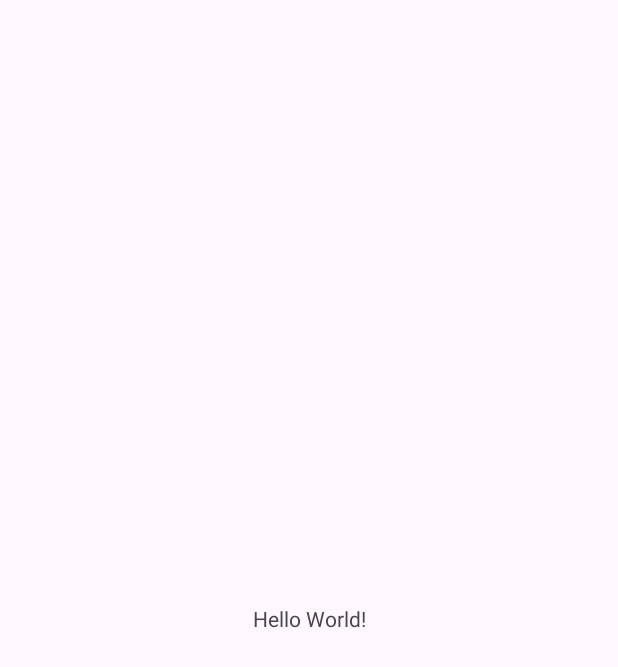
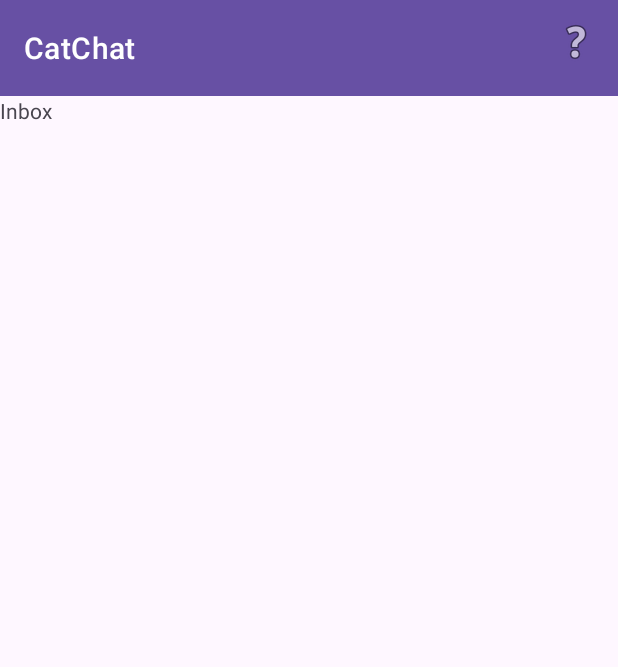
Before and after one commit to brd2002/CatChat, an Android app: the screen it shows after launch (MainActivity), on a phone screen of 412 x 824 dp. Before the commit the part shown is almost empty. Shown: the top 667 px of the screen. Run offline under Robolectric (Android 15) with nearby library versions, the phone set to English and light mode, and no system bars; our stand-ins replace navigation-ui.

```diff
--- a/app/build.gradle.kts
+++ b/app/build.gradle.kts
@@ -41,7 +41,10 @@ dependencies {
     implementation("androidx.appcompat:appcompat:1.6.1")
     implementation("com.google.android.material:material:1.11.0")
     implementation("androidx.constraintlayout:constraintlayout:2.1.4")
+    implementation("androidx.navigation:navigation-fragment-ktx:2.7.7")
+    implementation("androidx.navigation:navigation-ui-ktx:2.7.7")
     testImplementation("junit:junit:4.13.2")
     androidTestImplementation("androidx.test.ext:junit:1.1.5")
     androidTestImplementation("androidx.test.espresso:espresso-core:3.5.1")
+    implementation ("com.google.android.material:material:1.4.0")
 }
--- /dev/null
+++ b/app/src/main/java/com/example/catchat/HelpFragment.kt
@@ -0,0 +1,25 @@
+package com.example.catchat
+
+import android.os.Bundle
+import androidx.fragment.app.Fragment
+import android.view.LayoutInflater
+import android.view.View
+import android.view.ViewGroup
+
+
+/**
+ * A simple [Fragment] subclass.
+ * Use the [HelpFragment.newInstance] factory method to
+ * create an instance of this fragment.
+ */
+class HelpFragment : Fragment() {
+
+    override fun onCreateView(
+        inflater: LayoutInflater, container: ViewGroup?,
+        savedInstanceState: Bundle?
+    ): View? {
+        // Inflate the layout for this fragment
+        return inflater.inflate(R.layout.fragment_help, container, false)
+    }
+
+}
--- /dev/null
+++ b/app/src/main/java/com/example/catchat/InboxFragment.kt
@@ -0,0 +1,26 @@
+package com.example.catchat
+
+import android.os.Bundle
+import androidx.fragment.app.Fragment
+import android.view.LayoutInflater
+import android.view.View
+import android.view.ViewGroup
+
+
+/**
+ * A simple [Fragment] subclass.
+ * Use the [InboxFragment.newInstance] factory method to
+ * create an instance of this fragment.
+ */
+class InboxFragment : Fragment() {
+
+
+    override fun onCreateView(
+        inflater: LayoutInflater, container: ViewGroup?,
+        savedInstanceState: Bundle?
+    ): View? {
+        // Inflate the layout for this fragment
+        return inflater.inflate(R.layout.fragment_inbox, container, false)
+    }
+
+}
--- a/app/src/main/java/com/example/catchat/MainActivity.kt
+++ b/app/src/main/java/com/example/catchat/MainActivity.kt
@@ -2,10 +2,39 @@ package com.example.catchat
 
 import androidx.appcompat.app.AppCompatActivity
 import android.os.Bundle
+import android.view.Menu
+import android.view.MenuItem
+import androidx.navigation.findNavController
+import androidx.navigation.fragment.NavHostFragment
+import androidx.navigation.ui.AppBarConfiguration
+import androidx.navigation.ui.onNavDestinationSelected
+import androidx.navigation.ui.setupWithNavController
+import com.google.android.material.appbar.MaterialToolbar
+import com.google.android.material.bottomnavigation.BottomNavigationView
 
 class MainActivity : AppCompatActivity() {
     override fun onCreate(savedInstanceState: Bundle?) {
         super.onCreate(savedInstanceState)
         setContentView(R.layout.activity_main)
+        val toolbar = findViewById<MaterialToolbar>(R.id.toolbar)
+        setSupportActionBar(toolbar)
+        val navHostFragment = supportFragmentManager
+            .findFragmentById(R.id.nav_host_fragment) as NavHostFragment
+        val navController = navHostFragment.navController
+        val builder = AppBarConfiguration.Builder(navController.graph)
+        val appBarConfiguration = builder.build()
+        toolbar.setupWithNavController(navController, appBarConfiguration)
+        val bottomNavView = findViewById<BottomNavigationView>(R.id.bottom_nav)
+        bottomNavView.setupWithNavController(navController)
+
+    }
+    override fun onCreateOptionsMenu(menu: Menu): Boolean {
+        menuInflater.inflate(R.menu.menu_toolbar, menu)
+        return super.onCreateOptionsMenu(menu)
+    }
+    override fun onOptionsItemSelected(item: MenuItem): Boolean {
+        val navController = findNavController(R.id.nav_host_fragment)
+        return item.onNavDestinationSelected(navController)
+                || super.onOptionsItemSelected(item)
     }
 }
--- /dev/null
+++ b/app/src/main/java/com/example/catchat/SentItemFragment.kt
@@ -0,0 +1,25 @@
+package com.example.catchat
+
+import android.os.Bundle
+import androidx.fragment.app.Fragment
+import android.view.LayoutInflater
+import android.view.View
+import android.view.ViewGroup
+
+
+/**
+ * A simple [Fragment] subclass.
+ * Use the [SentItemFragment.newInstance] factory method to
+ * create an instance of this fragment.
+ */
+class SentItemFragment : Fragment() {
+
+    override fun onCreateView(
+        inflater: LayoutInflater, container: ViewGroup?,
+        savedInstanceState: Bundle?
+    ): View? {
+        // Inflate the layout for this fragment
+        return inflater.inflate(R.layout.fragment_sent_item, container, false)
+    }
+
+}
--- a/app/src/main/res/layout/activity_main.xml
+++ b/app/src/main/res/layout/activity_main.xml
@@ -1,18 +1,28 @@
 <?xml version="1.0" encoding="utf-8"?>
-<androidx.constraintlayout.widget.ConstraintLayout xmlns:android="http://schemas.android.com/apk/res/android"
+<LinearLayout
+    xmlns:android="http://schemas.android.com/apk/res/android"
     xmlns:app="http://schemas.android.com/apk/res-auto"
     xmlns:tools="http://schemas.android.com/tools"
     android:layout_width="match_parent"
     android:layout_height="match_parent"
+    android:orientation="vertical"
     tools:context=".MainActivity">
+    <com.google.android.material.appbar.MaterialToolbar
+        android:id="@+id/toolbar"
+        android:layout_width="match_parent"
+        android:layout_height="?attr/actionBarSize"
+        style="@style/Widget.MaterialComponents.Toolbar.Primary" />
+    <androidx.fragment.app.FragmentContainerView
+        android:id="@+id/nav_host_fragment"
+        android:name="androidx.navigation.fragment.NavHostFragment"
+        android:layout_width="match_parent"
+        android:layout_height="match_parent"
+        app:defaultNavHost="true"
+        app:navGraph="@navigation/nav_graph" />
+    <com.google.android.material.bottomnavigation.BottomNavigationView
+        android:id="@+id/bottom_nav"
+        android:layout_width="match_parent"
+        android:layout_height="wrap_content"
+        app:menu="@menu/menu_main" />
 
-    <TextView
-        android:layout_width="wrap_content"
-        android:layout_height="wrap_content"
-        android:text="Hello World!"
-        app:layout_constraintBottom_toBottomOf="parent"
-        app:layout_constraintEnd_toEndOf="parent"
-        app:layout_constraintStart_toStartOf="parent"
-        app:layout_constraintTop_toTopOf="parent" />
-
-</androidx.constraintlayout.widget.ConstraintLayout>
+</LinearLayout>
--- /dev/null
+++ b/app/src/main/res/layout/fragment_help.xml
@@ -0,0 +1,13 @@
+<?xml version="1.0" encoding="utf-8"?>
+<FrameLayout xmlns:android="http://schemas.android.com/apk/res/android"
+    xmlns:tools="http://schemas.android.com/tools"
+    android:layout_width="match_parent"
+    android:layout_height="match_parent"
+    tools:context=".HelpFragment">
+
+    <TextView
+        android:layout_width="match_parent"
+        android:layout_height="wrap_content"
+        android:text="Help" />
+
+</FrameLayout>
--- /dev/null
+++ b/app/src/main/res/layout/fragment_inbox.xml
@@ -0,0 +1,13 @@
+<?xml version="1.0" encoding="utf-8"?>
+<FrameLayout xmlns:android="http://schemas.android.com/apk/res/android"
+    xmlns:tools="http://schemas.android.com/tools"
+    android:layout_width="match_parent"
+    android:layout_height="match_parent"
+    tools:context=".InboxFragment">
+
+    <TextView
+        android:layout_width="match_parent"
+        android:layout_height="match_parent"
+        android:text="Inbox" />
+
+</FrameLayout>
--- /dev/null
+++ b/app/src/main/res/layout/fragment_sent_item.xml
@@ -0,0 +1,12 @@
+<?xml version="1.0" encoding="utf-8"?>
+<FrameLayout
+    xmlns:android="http://schemas.android.com/apk/res/android"
+    xmlns:tools="http://schemas.android.com/tools"
+    android:layout_width="match_parent"
+    android:layout_height="match_parent"
+    tools:context=".SentItemFragment">
+    <TextView
+        android:layout_width="match_parent"
+        android:layout_height="wrap_content"
+        android:text="Sent Items" />
+</FrameLayout>
--- /dev/null
+++ b/app/src/main/res/menu/menu_main.xml
@@ -0,0 +1,16 @@
+<?xml version="1.0" encoding="utf-8"?>
+<menu
+    xmlns:android="http://schemas.android.com/apk/res/android">
+    <item
+        android:id="@+id/inboxFragment"
+        android:icon="@android:drawable/ic_dialog_email"
+        android:title="Inbox" />
+    <item
+        android:id="@+id/sentItemsFragment"
+        android:icon="@android:drawable/ic_menu_send"
+        android:title="Sent Items" />
+    <item
+        android:id="@+id/helpFragment"
+        android:icon="@android:drawable/ic_menu_help"
+        android:title="Help" />
+</menu>
--- /dev/null
+++ b/app/src/main/res/menu/menu_toolbar.xml
@@ -0,0 +1,10 @@
+<?xml version="1.0" encoding="utf-8"?>
+<menu
+    xmlns:android="http://schemas.android.com/apk/res/android"
+    xmlns:app="http://schemas.android.com/apk/res-auto">
+    <item
+        android:id="@+id/helpFragment"
+        android:icon="@android:drawable/ic_menu_help"
+        android:title="Help"
+        app:showAsAction="always" />
+</menu>
--- /dev/null
+++ b/app/src/main/res/navigation/nav_graph.xml
@@ -0,0 +1,23 @@
+<?xml version="1.0" encoding="utf-8"?>
+<navigation
+    xmlns:android="http://schemas.android.com/apk/res/android"
+    xmlns:app="http://schemas.android.com/apk/res-auto"
+    xmlns:tools="http://schemas.android.com/tools"
+    android:id="@+id/nav_graph"
+    app:startDestination="@id/inboxFragment">
+    <fragment
+        android:id="@+id/inboxFragment"
+        android:name="com.example.catchat.InboxFragment"
+        android:label="Inbox"
+        tools:layout="@layout/fragment_inbox" />
+    <fragment
+        android:id="@+id/helpFragment"
+        android:name="com.example.catchat.HelpFragment"
+        android:label="Help"
+        tools:layout="@layout/fragment_help" />
+    <fragment
+        android:id="@+id/sentItemsFragment"
+        android:name="com.example.catchat.SentItemFragment"
+        android:label="Sent Items"
+        tools:layout="@layout/fragment_sent_item" />
+</navigation>
--- a/app/src/main/res/values-night/themes.xml
+++ b/app/src/main/res/values-night/themes.xml
@@ -3,5 +3,13 @@
     <style name="Base.Theme.CatChat" parent="Theme.Material3.DayNight.NoActionBar">
         <!-- Customize your dark theme here. -->
         <!-- <item name="colorPrimary">@color/my_dark_primary</item> -->
+        <!-- Primary brand color. -->
+        <item name="colorPrimary">@color/purple_500</item>
+        <item name="colorPrimaryVariant">@color/purple_700</item>
+<!--        <item name="colorOnPrimary">@color/white</item>-->
+<!--        &lt;!&ndash; Secondary brand color. &ndash;&gt;-->
+<!--        <item name="colorSecondary">@color/teal_200</item>-->
+<!--        <item name="colorSecondaryVariant">@color/teal_700</item>-->
+<!--        <item name="colorOnSecondary">@color/black</item>-->
     </style>
 </resources>
--- a/app/src/main/res/values/colors.xml
+++ b/app/src/main/res/values/colors.xml
@@ -1,5 +1,8 @@
 <?xml version="1.0" encoding="utf-8"?>
 <resources>
-    <color name="black">#FF000000</color>
-    <color name="white">#FFFFFFFF</color>
+
+        <color name="purple_200">#FFBB86FC</color>
+        <color name="purple_500">#FF6200EE</color>
+        <color name="purple_700">#FF3700B3</color>
+
 </resources>
--- a/app/src/main/res/values/strings.xml
+++ b/app/src/main/res/values/strings.xml
@@ -1,3 +1,5 @@
 <resources>
     <string name="app_name">CatChat</string>
+    <!-- TODO: Remove or change this placeholder text -->
+    <string name="hello_blank_fragment">Hello blank fragment</string>
 </resources>
--- a/app/src/main/res/values/themes.xml
+++ b/app/src/main/res/values/themes.xml
@@ -3,6 +3,8 @@
     <style name="Base.Theme.CatChat" parent="Theme.Material3.DayNight.NoActionBar">
         <!-- Customize your light theme here. -->
         <!-- <item name="colorPrimary">@color/my_light_primary</item> -->
+        parent="Theme.MaterialComponents.DayNight.NoActionBar">
+
     </style>
 
     <style name="Theme.CatChat" parent="Base.Theme.CatChat" />
```
